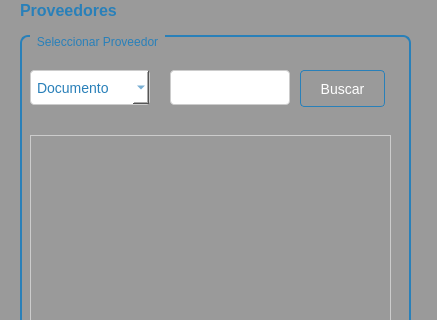
Above: Sistema de ventas/ui/FrmBuscarProveedor.ui from CodeDrTech/DevelopPython before the change; both pictures show x 0 to 437 and y 0 to 320 of the 437 by 556 pixel window. Below: the same form after it.
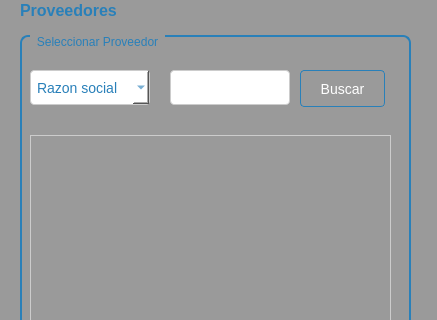
That is the form after the change.

```diff
--- a/Sistema de ventas/ui/FrmBuscarProveedor.ui
+++ b/Sistema de ventas/ui/FrmBuscarProveedor.ui
@@ -116,7 +116,7 @@
      </property>
      <item>
       <property name="text">
-       <string>Documento</string>
+       <string>Razon social</string>
       </property>
      </item>
      <item>
```
Left out of the diff: 4 changed lines with no effect on the pictures.
